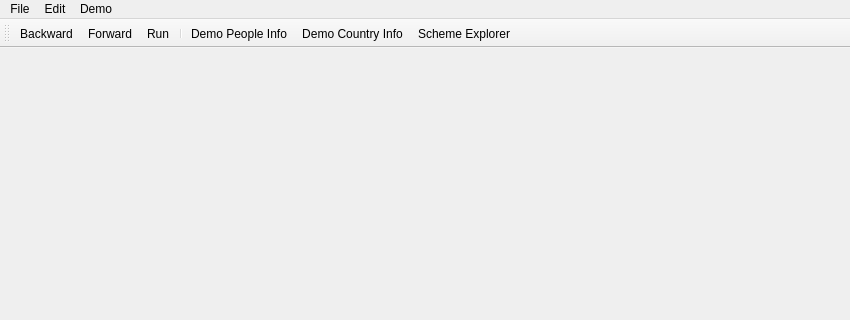
tranter/qt-google-freebase, file mainwindow.ui: the form before one commit; both pictures show x 0 to 850 and y 0 to 320 of the 850 by 600 pixel window.
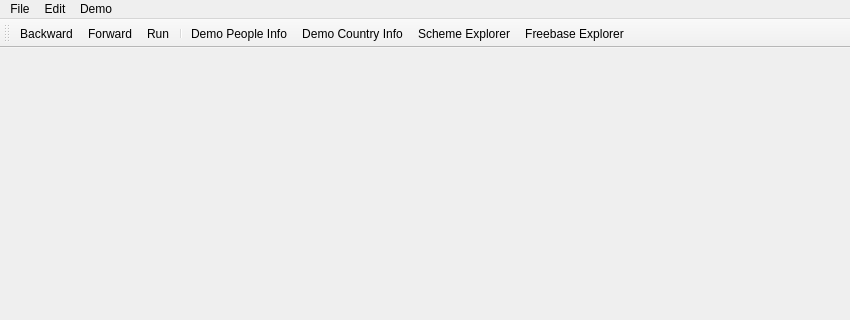
The form after the commit. Icons and pictures are not drawn.

```diff
--- a/mainwindow.ui
+++ b/mainwindow.ui
@@ -28,6 +28,7 @@
    <addaction name="actionPeople_Info"/>
    <addaction name="actionDemo_Country_Info"/>
    <addaction name="actionSchemeExplorer"/>
+   <addaction name="actionFreebaseExplorer"/>
   </widget>
   <widget class="QStatusBar" name="statusBar">
    <property name="enabled">
@@ -164,6 +165,11 @@
     <string>Scheme Explorer</string>
    </property>
   </action>
+  <action name="actionFreebaseExplorer">
+   <property name="text">
+    <string>Freebase Explorer</string>
+   </property>
+  </action>
  </widget>
  <layoutdefault spacing="6" margin="11"/>
  <resources>
```
